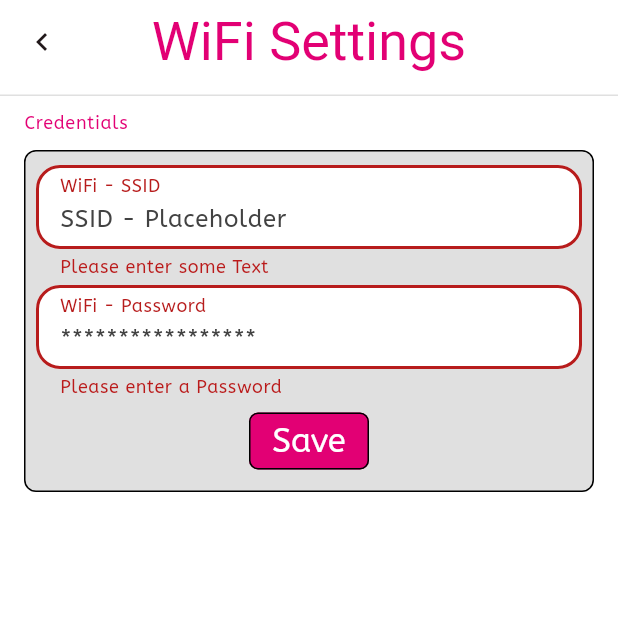
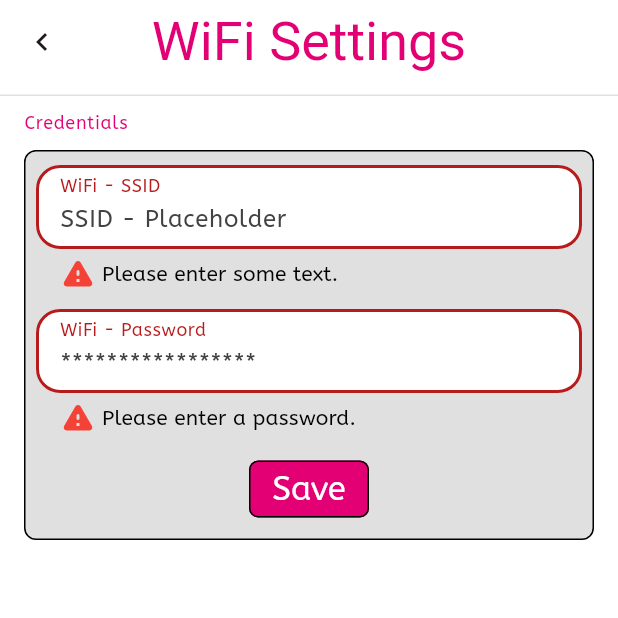
Before and after one commit to spezian/magenta_wifi_vision, a Flutter app: the WifiSettingsScreen screen opened directly, after a tap on "Save", on a phone screen of 412 x 824 dp, the top half of it. Run offline on Flutter 3.47's test engine with Material 3 defaults, Android fonts, the phone set to English and light mode, and no system bars; our stand-ins replace flutter_svg; missing offline and left inert: ar_flutter_plugin_plus, roomplan_flutter.

Commit message:
Rework TextFormField and make standalone widget

```diff
--- a/lib/theme.dart
+++ b/lib/theme.dart
@@ -1,5 +1,4 @@
 import 'package:flutter/material.dart';
-import 'package:magenta_wifi_vision/widgets/magenta_outline_input_border.dart';
 
 const magentaColour = Color.fromRGBO(226, 0, 116, 1);
 const foregroundColor = Colors.black;
@@ -131,44 +130,5 @@ ThemeData getMagentaTheme(BuildContext context) {
       contentPadding: .only(left: 16.0, right: 8.0),
       visualDensity: VisualDensity.compact,
     ),
-    inputDecorationTheme: InputDecorationThemeData(
-      enabledBorder: MagentaOutlineInputBorder(
-        borderRadius: .circular(16.0),
-        borderSide: BorderSide(color: foregroundColor, width: 1.0),
-      ),
-      focusedBorder: MagentaOutlineInputBorder(
-        borderRadius: .circular(16.0),
-        borderSide: BorderSide(color: magentaColour, width: 1.0),
-      ),
-      errorBorder: MagentaOutlineInputBorder(
-        borderRadius: .circular(16.0),
-        borderSide: BorderSide(color: Colors.red[900]!, width: 2.0),
-      ),
-      focusedErrorBorder: MagentaOutlineInputBorder(
-        borderRadius: .circular(16.0),
-        borderSide: BorderSide(color: Colors.red, width: 2.0),
-      ),
-      floatingLabelStyle: WidgetStateTextStyle.resolveWith((
-        Set<WidgetState> states,
-      ) {
-        if (states.contains(WidgetState.focused) && states.contains(WidgetState.error)) {
-          return TextStyle(color: Colors.red);
-        }
-
-        if (states.contains(WidgetState.focused)) {
-          return TextStyle(color: magentaColour);
-        }
-
-        if (states.contains(WidgetState.error)) {
-          return TextStyle(color: Colors.red[900]);
-        }
-
-        return TextStyle(color: Colors.grey[800]);
-      }),
-      hintStyle: TextStyle(color: Colors.grey[800]),
-      floatingLabelBehavior: FloatingLabelBehavior.always,
-      fillColor: Colors.white,
-      filled: true,
-    ),
   );
 }
--- a/lib/views/settings/wifi_screen.dart
+++ b/lib/views/settings/wifi_screen.dart
@@ -1,6 +1,7 @@
 import 'package:flutter/material.dart';
 import 'package:magenta_wifi_vision/widgets/magenta_app_bar.dart';
 import 'package:magenta_wifi_vision/widgets/magenta_filled_button.dart';
+import 'package:magenta_wifi_vision/widgets/magenta_text_form_field.dart';
 
 import '../../theme.dart';
 
@@ -43,28 +44,23 @@ class _WifiSettingsScreenState extends State<WifiSettingsScreen> {
                   child: Column(
                     spacing: 4.0,
                     children: [
-                      TextFormField(
-                        decoration: const InputDecoration(
+                      MagentaTextFormField(
                         hintText: 'SSID - Placeholder',
-                            labelText: 'WiFi - SSID'
-                        ),
+                        labelText: 'WiFi - SSID',
                         validator: (String? value) {
                             if (value == null || value.isEmpty) {
-                            return "Please enter some Text";
+                              return "Please enter some text.";
                             }
                             return null;
                         },
                       ),
-                      TextFormField(
-                        decoration: const InputDecoration(
+                      MagentaTextFormField(
                         hintText: '*****************',
                         labelText: 'WiFi - Password',
-                        ),
                         obscureText: true,
-                        obscuringCharacter: '*',
                         validator: (String? value) {
                           if (value == null || value.isEmpty) {
-                            return "Please enter a Password";
+                            return "Please enter a password.";
                           }
                           return null;
                         },
--- /dev/null
+++ b/lib/widgets/magenta_text_form_field.dart
@@ -0,0 +1,101 @@
+import 'package:flutter/material.dart';
+
+import '../theme.dart';
+import 'magenta_outline_input_border.dart';
+
+class MagentaTextFormField extends StatefulWidget {
+  final String? hintText;
+  final String? labelText;
+  final bool obscureText;
+  final String? Function(String?)? validator;
+
+  const MagentaTextFormField({
+    super.key,
+    this.hintText,
+    this.labelText,
+    this.obscureText = false,
+    this.validator,
+  });
+
+  @override
+  State<MagentaTextFormField> createState() => _MagentaTextFormFieldState();
+}
+
+class _MagentaTextFormFieldState extends State<MagentaTextFormField> {
+  String? error;
+
+  @override
+  Widget build(BuildContext context) {
+    return TextFormField(
+      decoration: InputDecoration(
+        hintText: widget.hintText,
+        labelText: widget.labelText,
+        enabledBorder: MagentaOutlineInputBorder(
+          borderRadius: .circular(16.0),
+          borderSide: BorderSide(color: foregroundColor, width: 1.0),
+        ),
+        focusedBorder: MagentaOutlineInputBorder(
+          borderRadius: .circular(16.0),
+          borderSide: BorderSide(color: magentaColour, width: 1.0),
+        ),
+        errorBorder: MagentaOutlineInputBorder(
+          borderRadius: .circular(16.0),
+          borderSide: BorderSide(color: Colors.red[900]!, width: 2.0),
+        ),
+        focusedErrorBorder: MagentaOutlineInputBorder(
+          borderRadius: .circular(16.0),
+          borderSide: BorderSide(color: Colors.red, width: 2.0),
+        ),
+        floatingLabelStyle: WidgetStateTextStyle.resolveWith((
+          Set<WidgetState> states,
+        ) {
+          if (states.contains(WidgetState.focused) &&
+              states.contains(WidgetState.error)) {
+            return TextStyle(color: Colors.red);
+          }
+
+          if (states.contains(WidgetState.focused)) {
+            return TextStyle(color: magentaColour);
+          }
+
+          if (states.contains(WidgetState.error)) {
+            return TextStyle(color: Colors.red[900]);
+          }
+
+          return TextStyle(color: Colors.grey[800]);
+        }),
+        hintStyle: TextStyle(color: Colors.grey[800]),
+        floatingLabelBehavior: FloatingLabelBehavior.always,
+        fillColor: Colors.white,
+        filled: true,
+        error: error != null
+            ? Padding(
+                padding: const .only(bottom: 8.0),
+                child: Row(
+                  spacing: 4.0,
+                  children: [
+                    Icon(Icons.warning_rounded, color: Colors.red),
+                    Text(error!, style: Theme.of(context).textTheme.labelLarge),
+                  ],
+                ),
+              )
+            : null,
+      ),
+      obscuringCharacter: '*',
+      obscureText: widget.obscureText,
+      validator: widget.validator != null
+          ? (String? value) {
+              error = null;
+
+              error = widget.validator!(value);
+
+              setState(() {
+                error = error;
+              });
+
+              return null;
+            }
+          : null,
+    );
+  }
+}
```
Lines whose indentation alone changed are shown as unchanged.
